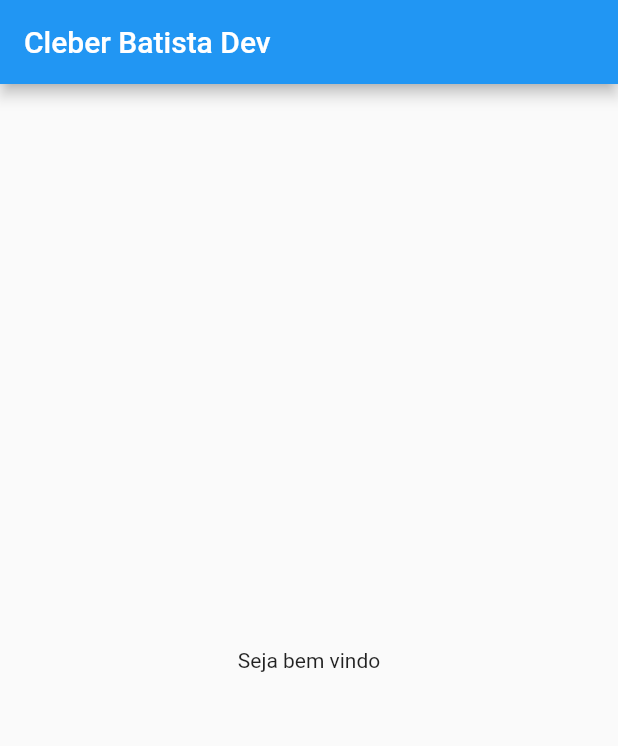
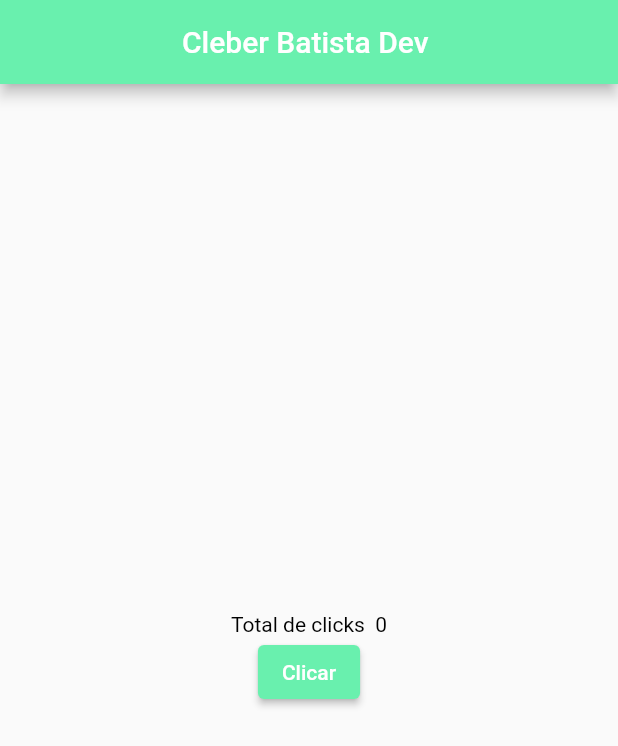
Before and after one commit to Cleber-0101/Calculadora_Flutter, a Flutter app: the screen it shows after launch, on a phone screen of 412 x 824 dp. Shown: the top 746 px of the screen. Run offline on Flutter 3.47's test engine with Material 2 defaults, Android fonts, the phone set to English and light mode, and no system bars.

Commit message:
Adicionando increment

```diff
--- a/app/lib/main.dart
+++ b/app/lib/main.dart
@@ -2,18 +2,51 @@ import 'package:flutter/material.dart';
 
 void main() => runApp(MyApp());
 
-class MyApp extends StatelessWidget {
+class MyApp extends StatefulWidget {
+  @override
+  State<MyApp> createState() => _MyAppState();
+}
+
+class _MyAppState extends State<MyApp> {
+  int totalClicks = 0;
+
   @override
   Widget build(BuildContext context) {
+    Text text1 = Text('exemplo 55');
+    Text text2 = Text('exemplo 55');
+    TextField entrada = TextField();
+
     return MaterialApp(
       title: 'Meu app',
       home: Scaffold(
         appBar: AppBar(
           title: Text('Cleber Batista Dev '),
+          centerTitle: true,
+          backgroundColor: Colors.greenAccent,
         ),
         body: Center(
-          child: Text('Seja bem vindo'),
-        ),
+            child: Column(
+          crossAxisAlignment: CrossAxisAlignment.center,
+          mainAxisAlignment: MainAxisAlignment.center,
+          children: [
+            Text(
+              "Total de clicks  ${totalClicks}",
+              style: TextStyle(color: Colors.black),
+            ),
+            ElevatedButton(
+              onPressed: () {
+                print('Clicou');
+                setState(() {
+                  totalClicks++;
+                });
+              },
+              child: Text('Clicar'),
+              style: ButtonStyle(
+                backgroundColor: MaterialStateProperty.all(Colors.greenAccent),
+              ),
+            )
+          ],
+        )),
       ),
     );
   }
```
